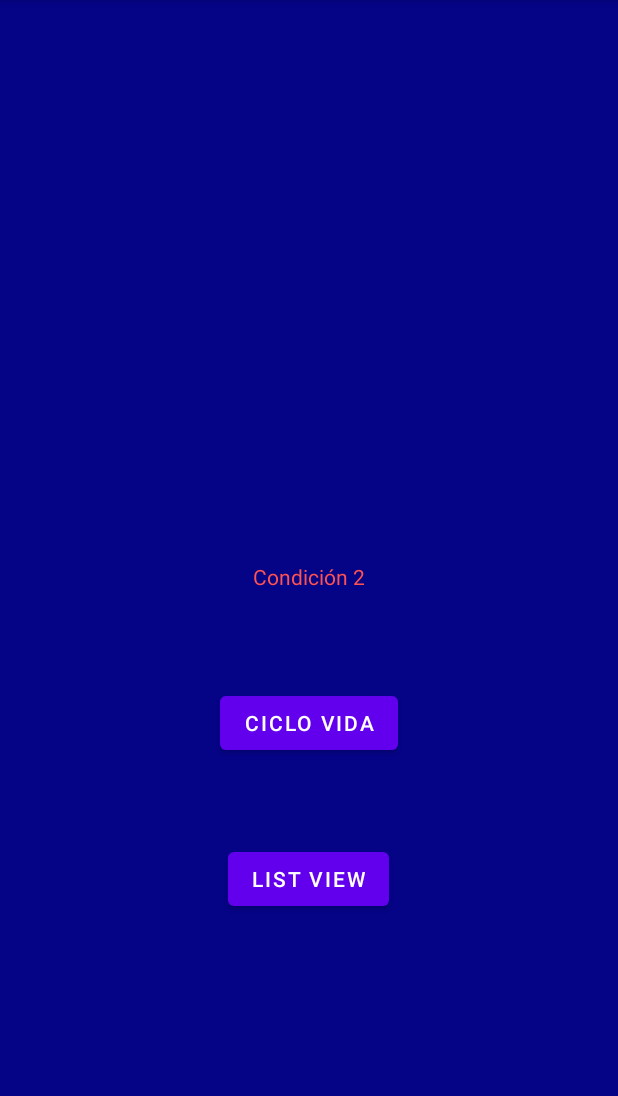
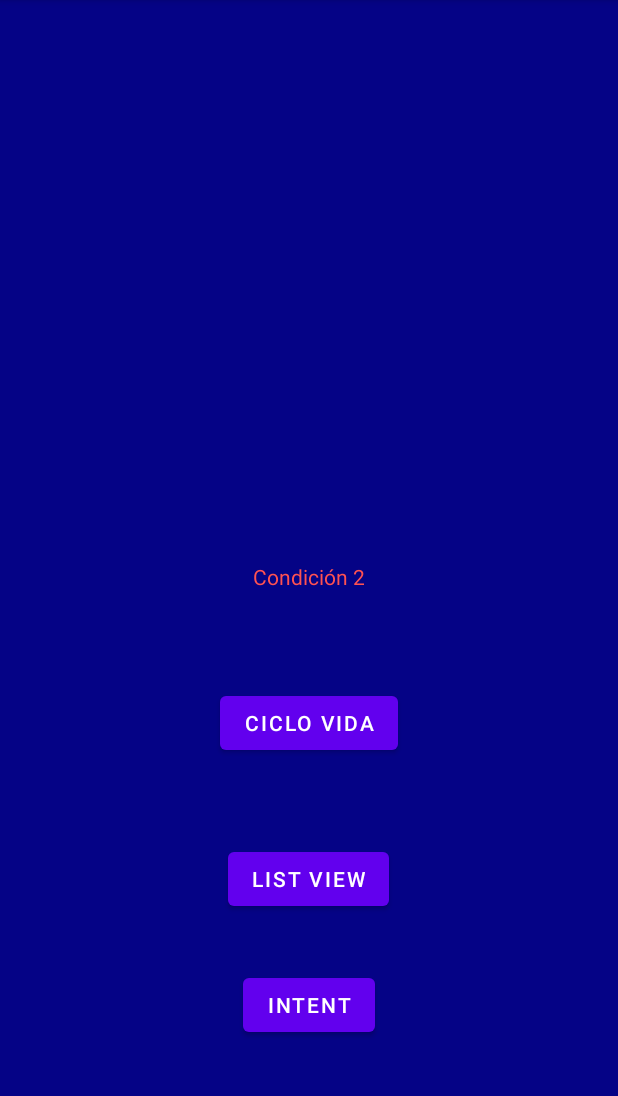
Before and after one commit to 2021-b-aplicaciones-moviles-computacion/movcom-laje-barragan-adrian-octavio, an Android app: the screen it shows after launch (MainActivity), on a phone screen of 412 x 824 dp, the part 84-1180 px from its top. Run offline under Robolectric (Android 15) with nearby library versions, the phone set to English and light mode, and no system bars.

Commit message:
update/Clase 10

```diff
--- a/01-android/app/src/main/AndroidManifest.xml
+++ b/01-android/app/src/main/AndroidManifest.xml
@@ -9,6 +9,9 @@
         android:roundIcon="@mipmap/ic_launcher_round"
         android:supportsRtl="true"
         android:theme="@style/Theme.MyApplication">
+        <activity
+            android:name=".CIntentExplicitoParametros"
+            android:exported="false" />
         <activity
             android:name=".BListView"
             android:exported="false" />
--- a/01-android/app/src/main/java/com/example/myapplication/BListView.kt
+++ b/01-android/app/src/main/java/com/example/myapplication/BListView.kt
@@ -118,7 +118,6 @@ class BListView : AppCompatActivity() {
         dialogo.show()
     }
 
-
     fun anadirItem(
         adaptador: ArrayAdapter<Int>,
         arreglo: ArrayList<Int>,
--- a/01-android/app/src/main/java/com/example/myapplication/MainActivity.kt
+++ b/01-android/app/src/main/java/com/example/myapplication/MainActivity.kt
@@ -1,17 +1,29 @@
 package com.example.myapplication
 
+import android.app.Activity
 import android.content.Intent
 import androidx.appcompat.app.AppCompatActivity
 import android.os.Bundle
 import android.util.Log
 import android.widget.Button
+import androidx.activity.result.contract.ActivityResultContract
+import androidx.activity.result.contract.ActivityResultContracts
 
 class MainActivity() : AppCompatActivity() {
+    val CODIGO_RESPUESTA_INTENT_EXPLICITO = 401
+    var resultLauncher = registerForActivityResult(
+        ActivityResultContracts.StartActivityForResult()
+    ) { result ->
+        if (result.resultCode == Activity.RESULT_OK){
+
+        }
+    }
+
     override fun onCreate(savedInstanceState: Bundle?) {
         super.onCreate(savedInstanceState)
         setContentView(R.layout.activity_main)
 
-        val botonCicloVida  = findViewById<Button>(R.id.btn_ir_ciclo_vida)
+        val botonCicloVida = findViewById<Button>(R.id.btn_ir_ciclo_vida)
         botonCicloVida
             .setOnClickListener {
                 irActividad(ACicloVida::class.java)
@@ -21,6 +33,22 @@ class MainActivity() : AppCompatActivity() {
             .setOnClickListener {
                 irActividad(BListView::class.java)
             }
+        val botonIntent = findViewById<Button>(R.id.btn_intent)
+        botonListView
+            .setOnClickListener {
+                irActividad(BListView::class.java)
+            }
+
+    }
+    fun irActividadConParametros(
+        clase: Class<*>){
+        val intentExplicito = Intent(this, clase)
+        //Enviar parametros (Solamente variable primitivas)
+        intentExplicito.putExtra("nombre", "Adrian")
+        intentExplicito.putExtra("apellido", "Eguez")
+        intentExplicito.putExtra("edad", "32")
+        resultLauncher.launch(intent)
+        //startActivityForResult(intent,CODIGO_RESPUESTA_INTENT_EXPLICITO)
     }
     fun irActividad(
         clase: Class<*>){
--- a/01-android/app/src/main/res/layout/activity_main.xml
+++ b/01-android/app/src/main/res/layout/activity_main.xml
@@ -39,4 +39,14 @@
         app:layout_constraintStart_toStartOf="@+id/btn_ir_ciclo_vida"
         app:layout_constraintTop_toBottomOf="@+id/btn_ir_ciclo_vida" />
 
+    <Button
+        android:id="@+id/btn_intent"
+        android:layout_width="wrap_content"
+        android:layout_height="wrap_content"
+        android:layout_marginTop="36dp"
+        android:text="Intent"
+        app:layout_constraintEnd_toEndOf="@+id/btn_ir_list_view"
+        app:layout_constraintStart_toStartOf="@+id/btn_ir_list_view"
+        app:layout_constraintTop_toBottomOf="@+id/btn_ir_list_view" />
+
 </androidx.constraintlayout.widget.ConstraintLayout>
```
Also changed, not shown: 01-android/app/src/main/java/com/example/myapplication/CIntentExplicitoParametros.kt (added, +11 -0 lines), 01-android/app/src/main/res/layout/activity_cintent_explicito_parametros.xml (added, +9 -0 lines), 2 other files.
